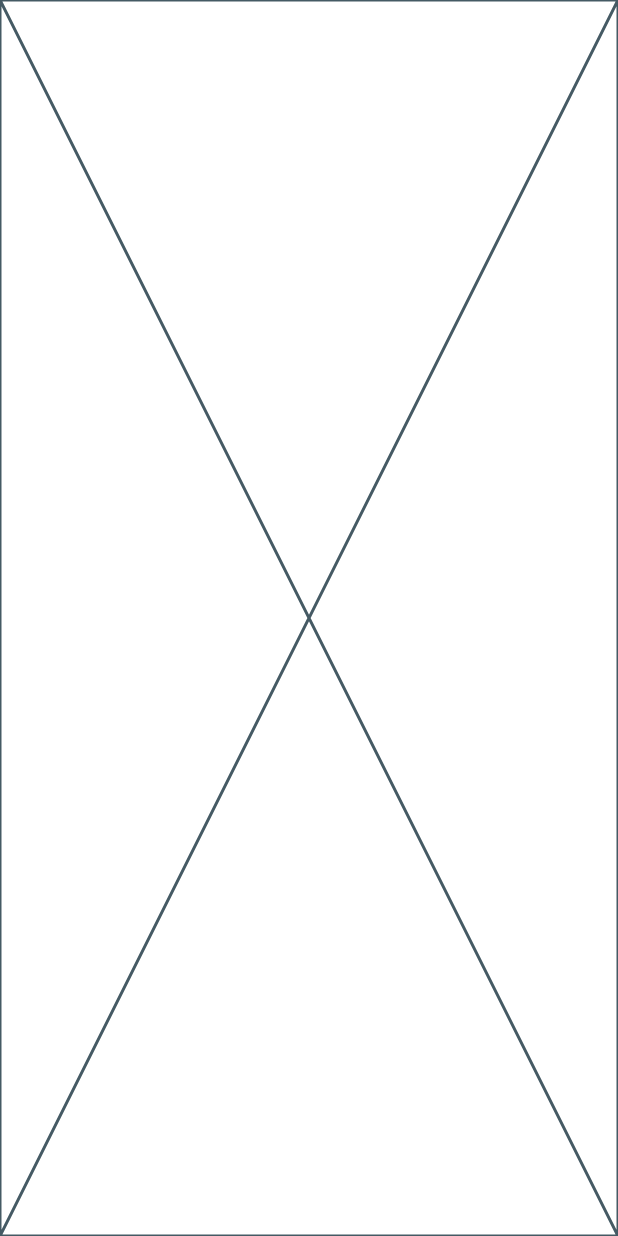
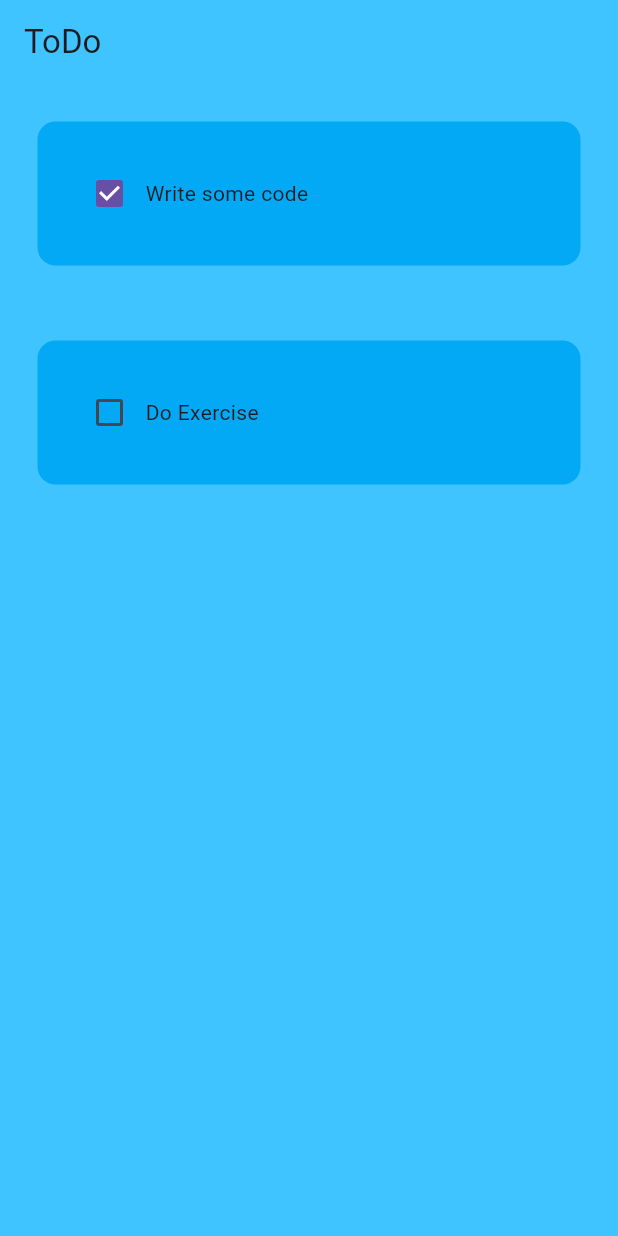
Before and after one commit to alexmortelsison/ToDoApp, a Flutter app: the screen it shows after launch, on a phone screen of 412 x 824 dp. Run offline on Flutter 3.47's test engine with Material 3 defaults, Android fonts, the phone set to English and light mode, and no system bars.

Commit message:
updated home_dart

```diff
--- a/lib/main.dart
+++ b/lib/main.dart
@@ -1,4 +1,6 @@
 import 'package:flutter/material.dart';
+
+import 'pages/home_page.dart';
 
 void main() {
   runApp(const MyApp());
@@ -9,6 +11,10 @@ class MyApp extends StatelessWidget {
 
   @override
   Widget build(BuildContext context) {
-    return const Placeholder();
+    return MaterialApp(
+      debugShowCheckedModeBanner: false,
+      home: const HomePage(),
+      theme: ThemeData(primarySwatch: Colors.lightBlue),
+    );
   }
 }
--- /dev/null
+++ b/lib/pages/home_page.dart
@@ -0,0 +1,36 @@
+import 'package:flutter/material.dart';
+import 'package:todo_app/util/todo_tile.dart';
+
+class HomePage extends StatefulWidget {
+  const HomePage({super.key});
+
+  @override
+  State<HomePage> createState() => _HomePageState();
+}
+
+class _HomePageState extends State<HomePage> {
+  @override
+  Widget build(BuildContext context) {
+    return Scaffold(
+      backgroundColor: Colors.lightBlueAccent,
+      appBar: AppBar(
+        backgroundColor: Colors.transparent,
+        title: const Text('ToDo'),
+      ),
+      body: ListView(
+        children: [
+          ToDoTile(
+            taskName: 'Write some code',
+            taskCompleted: true,
+            onChanged: (p0) {},
+          ),
+          ToDoTile(
+            taskName: 'Do Exercise',
+            taskCompleted: false,
+            onChanged: (p0) {},
+          ),
+        ],
+      ),
+    );
+  }
+}
--- /dev/null
+++ b/lib/util/todo_tile.dart
@@ -0,0 +1,34 @@
+import 'package:flutter/material.dart';
+
+class ToDoTile extends StatelessWidget {
+  final String taskName;
+  final bool taskCompleted;
+  Function(bool?)? onChanged;
+
+  ToDoTile({
+    super.key,
+    required this.taskName,
+    required this.taskCompleted,
+    required this.onChanged,
+  });
+
+  @override
+  Widget build(BuildContext context) {
+    return Padding(
+      padding: const EdgeInsets.all(25.0),
+      child: Container(
+        padding: const EdgeInsets.all(24),
+        decoration: BoxDecoration(
+          color: Colors.lightBlue,
+          borderRadius: BorderRadius.circular(12),
+        ),
+        child: Row(
+          children: [
+            Checkbox(value: taskCompleted, onChanged: onChanged),
+            Text(taskName),
+          ],
+        ),
+      ),
+    );
+  }
+}
```
